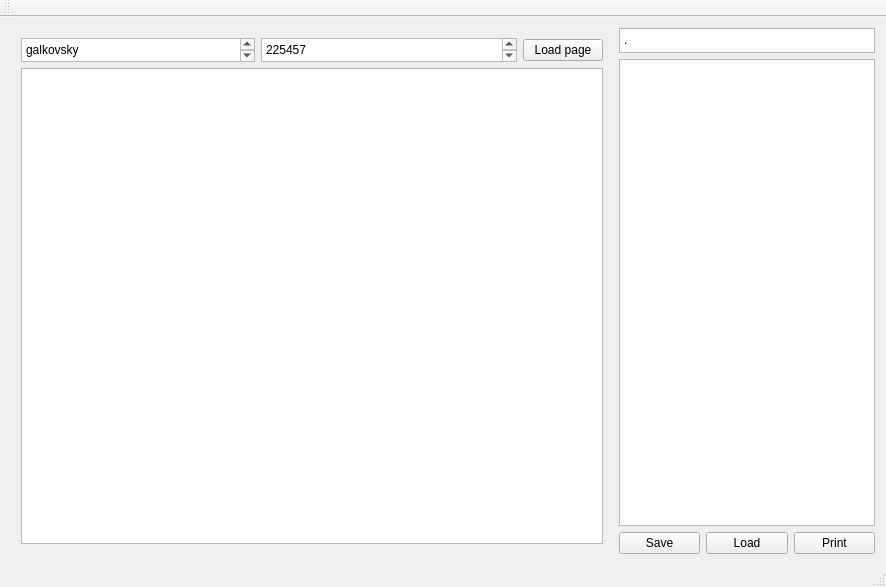
First picture: the form in mainwindow.ui, repository Nyoh/ljd, before the edit.
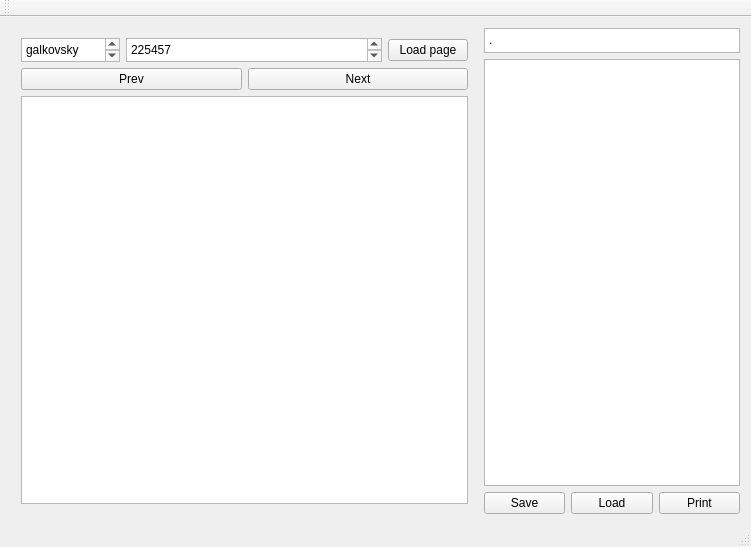
Second picture: the form after the edit.

```diff
--- a/mainwindow.ui
+++ b/mainwindow.ui
@@ -6,19 +6,19 @@
    <rect>
     <x>0</x>
     <y>0</y>
-    <width>886</width>
-    <height>587</height>
+    <width>751</width>
+    <height>547</height>
    </rect>
   </property>
   <property name="windowTitle">
    <string>Livejournal Downloader</string>
   </property>
   <widget class="QWidget" name="centralWidget">
-   <layout class="QVBoxLayout" name="verticalLayout_4">
+   <layout class="QHBoxLayout" name="horizontalLayout_5">
     <item>
      <layout class="QHBoxLayout" name="horizontalLayout_3">
       <item>
-       <layout class="QVBoxLayout" name="verticalLayout" stretch="0,0">
+       <layout class="QVBoxLayout" name="verticalLayout" stretch="0,0,0">
         <property name="leftMargin">
          <number>10</number>
         </property>
@@ -74,6 +74,24 @@
           </item>
          </layout>
         </item>
+        <item>
+         <layout class="QHBoxLayout" name="horizontalLayout_4">
+          <item>
+           <widget class="QPushButton" name="prevButton">
+            <property name="text">
+             <string>Prev</string>
+            </property>
+           </widget>
+          </item>
+          <item>
+           <widget class="QPushButton" name="nextButton">
+            <property name="text">
+             <string>Next</string>
+            </property>
+           </widget>
+          </item>
+         </layout>
+        </item>
         <item>
          <widget class="QTextEdit" name="viewer"/>
         </item>
```
Left out of the diff: 2 changed lines with no effect on the pictures.
